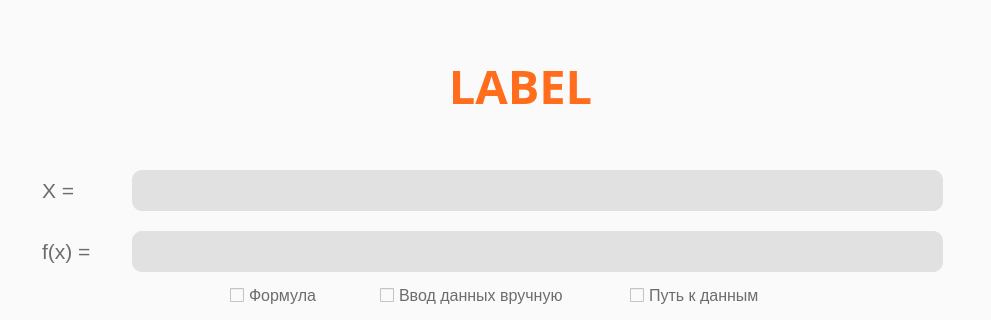
liqwidon/project-x, file proj02/mainwindow.ui: the form before one commit; both pictures show x 90 to 1081 and y 0 to 320 of the 1173 by 632 pixel window.
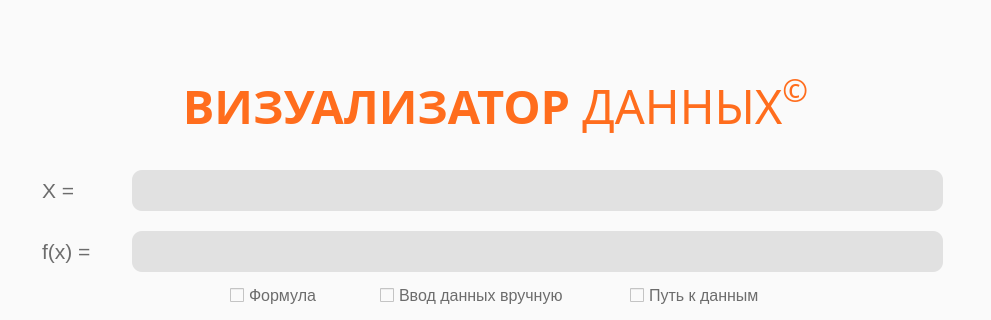
The form after the commit. Icons and pictures are not drawn.

Patch:
```diff
--- a/proj02/mainwindow.ui
+++ b/proj02/mainwindow.ui
@@ -14,9 +14,9 @@
    </rect>
   </property>
   <property name="sizePolicy">
-   <sizepolicy hsizetype="Preferred" vsizetype="Preferred">
-    <horstretch>100</horstretch>
-    <verstretch>100</verstretch>
+   <sizepolicy hsizetype="Fixed" vsizetype="Fixed">
+    <horstretch>0</horstretch>
+    <verstretch>0</verstretch>
    </sizepolicy>
   </property>
   <property name="acceptDrops">
@@ -362,10 +362,10 @@
    <widget class="QLabel" name="label">
     <property name="geometry">
      <rect>
-      <x>240</x>
-      <y>10</y>
-      <width>741</width>
-      <height>151</height>
+      <x>170</x>
+      <y>50</y>
+      <width>831</width>
+      <height>111</height>
      </rect>
     </property>
     <property name="font">
@@ -382,10 +382,10 @@
 color: rgb(255, 109, 29);</string>
     </property>
     <property name="text">
-     <string>&lt;html&gt;&lt;head/&gt;&lt;body&gt;&lt;p&gt;&lt;span style=&quot; font-weight:600;&quot;&gt;LABEL&lt;/span&gt;&lt;/p&gt;&lt;/body&gt;&lt;/html&gt;</string>
+     <string>&lt;html&gt;&lt;head/&gt;&lt;body&gt;&lt;p align=&quot;center&quot;&gt;&lt;span style=&quot; font-weight:600;&quot;&gt;ВИЗУАЛИЗАТОР &lt;/span&gt;ДАННЫХ&lt;span style=&quot; vertical-align:super;&quot;&gt;©&lt;/span&gt;&lt;/p&gt;&lt;/body&gt;&lt;/html&gt;</string>
     </property>
     <property name="alignment">
-     <set>Qt::AlignCenter</set>
+     <set>Qt::AlignLeading|Qt::AlignLeft|Qt::AlignVCenter</set>
     </property>
    </widget>
   </widget>
```
Left out of the diff: 17 changed lines with no effect on the pictures.
